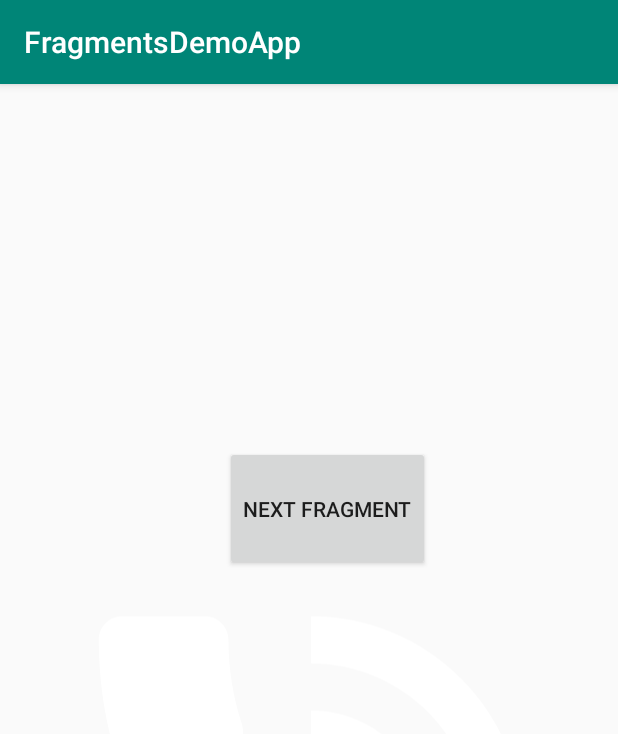
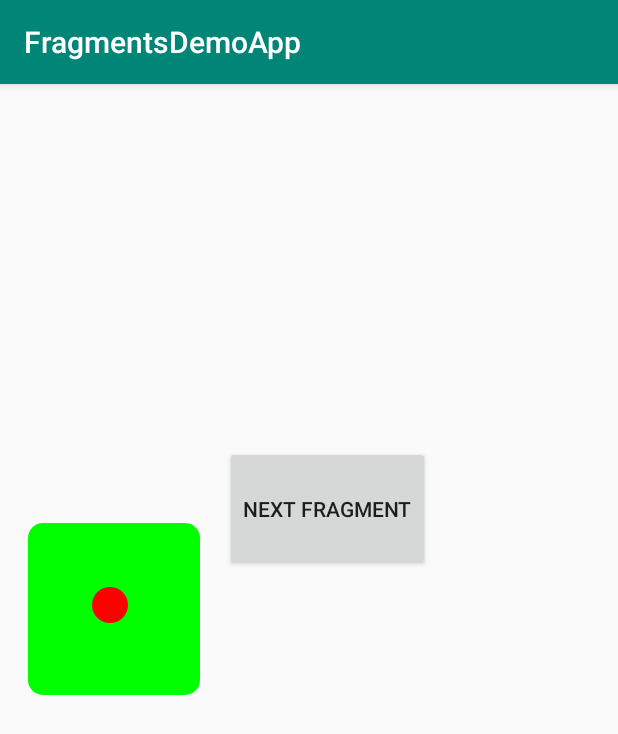
Before and after one commit to gmspasov/FragmentsDemoApp, an Android app: the screen it shows after launch (MainActivity), after a tap on "NEXT FRAGMENT", on a phone screen of 412 x 824 dp. Shown: the top 734 px of the screen. Run offline under Robolectric (Android 15) with nearby library versions, the phone set to English and light mode, and no system bars.

Commit message:
commit with image view dice

```diff
--- /dev/null
+++ b/app/src/main/java/com/example/fragmentsdemoapp/DiceView.java
@@ -0,0 +1,170 @@
+package com.example.fragmentsdemoapp;
+
+import android.content.Context;
+import android.graphics.Canvas;
+import android.graphics.Color;
+import android.graphics.Paint;
+import android.graphics.RectF;
+import android.util.AttributeSet;
+import android.util.Log;
+import android.view.View;
+
+import androidx.annotation.Nullable;
+
+import java.util.Random;
+
+
+    public class DiceView extends View {
+
+        public RectF rect = new RectF(0, 0, 0, 0);
+        public static final int DICE_SIDES = 6;
+        public static float DICE_CIRCLE_RADIUS = 0;
+        public static int[] RECT_COORDS = {-6, -6, -6, -6};
+        public int randomInt = 1;
+        public int DICE_DOT_BOTTOM_Y = -6;
+        public int DICE_DOT_RIGHT_X = -6;
+        public int DICE_DOT_LEFT_X = -6;
+        public int DICE_DOT_TOP_Y = -6;
+        public int DICE_DOT_CENTER_X = -6;
+        public int DICE_DOT_CENTER_Y = -6;
+        public int DICE_DOT_LEFT_CENTER_X = -6;
+        public int DICE_DOT_RIGHT_CENTER_X = -6;
+        public int DICE_RECT_OVAL_X = -6;
+        public int DICE_RECT_OVAL_Y = -6;
+
+
+        Paint paint = new Paint();
+
+        public DiceView(Context context) {
+            this(context, null);
+        }
+
+        public DiceView(Context context, @Nullable AttributeSet attrs) {
+            this(context, attrs, 0);
+        }
+
+        public DiceView(Context context, @Nullable AttributeSet attrs, int defStyleAttr) {
+            super(context, attrs, defStyleAttr);
+        }
+
+
+        private void rolldice() {
+            Random rnd = new Random();
+            randomInt = rnd.nextInt(DICE_SIDES) + 1;
+        }
+
+        @Override
+        public boolean performClick() {
+            rolldice();
+            invalidate();
+            return super.performClick();
+        }
+
+
+        protected void onDraw(Canvas canvas) {
+            super.onDraw(canvas);
+            paint.setColor(Color.GREEN);
+
+            if (RECT_COORDS[0] == -6) {
+                RECT_COORDS[0] = (int) getContext().getResources().getDimension(R.dimen.dice_rect_left);
+            }
+            if (RECT_COORDS[1] == -6) {
+                RECT_COORDS[1] = (int) getContext().getResources().getDimension(R.dimen.dice_rect_top);
+            }
+            if (RECT_COORDS[2] == -6) {
+                RECT_COORDS[2] = (int) getContext().getResources().getDimension(R.dimen.dice_rect_right);
+            }
+            if (RECT_COORDS[3] == -6) {
+                RECT_COORDS[3] = (int) getContext().getResources().getDimension(R.dimen.dice_rect_bottom);
+            }
+            rect.set(RECT_COORDS[0], RECT_COORDS[1], RECT_COORDS[2], RECT_COORDS[3]);
+            if (DICE_CIRCLE_RADIUS == 0) {
+                DICE_CIRCLE_RADIUS = getContext().getResources().getDimension(R.dimen.dice_circle_radius);
+            }
+
+            if (DICE_DOT_CENTER_X == -6) {
+                DICE_DOT_CENTER_X = (int) getContext().getResources().getDimension(R.dimen.dice_dot_center_x);
+            }
+
+            if (DICE_DOT_CENTER_Y == -6) {
+                DICE_DOT_CENTER_Y = (int) getContext().getResources().getDimension(R.dimen.dice_dot_center_y);
+            }
+
+            if (DICE_DOT_LEFT_CENTER_X == -6) {
+                DICE_DOT_LEFT_CENTER_X = (int) getContext().getResources().getDimension(R.dimen.dice_dot_left_center_x);
+            }
+
+            if (DICE_DOT_RIGHT_CENTER_X == -6) {
+                DICE_DOT_RIGHT_CENTER_X = (int) getContext().getResources().getDimension(R.dimen.dice_dot_right_center_x);
+            }
+
+            if (DICE_DOT_LEFT_X == -6) {
+                DICE_DOT_LEFT_X = (int) getContext().getResources().getDimension(R.dimen.dice_dot_left_x);
+            }
+
+            if (DICE_DOT_RIGHT_X == -6) {
+                DICE_DOT_RIGHT_X = (int) getContext().getResources().getDimension(R.dimen.dice_dot_right_x);
+            }
+
+            if (DICE_DOT_TOP_Y == -6) {
+                DICE_DOT_TOP_Y = (int) getContext().getResources().getDimension(R.dimen.dice_dot_top_y);
+            }
+
+            if (DICE_DOT_BOTTOM_Y == -6) {
+                DICE_DOT_BOTTOM_Y = (int) getContext().getResources().getDimension(R.dimen.dice_dot_bottom_y);
+            }
+
+            if (DICE_RECT_OVAL_X == -6) {
+                DICE_RECT_OVAL_X = (int) getContext().getResources().getDimension(R.dimen.dice_rect_oval_x);
+            }
+
+            if (DICE_RECT_OVAL_Y == -6) {
+                DICE_RECT_OVAL_Y = (int) getContext().getResources().getDimension(R.dimen.dice_rect_oval_y);
+            }
+
+            canvas.drawRoundRect(rect, DICE_RECT_OVAL_X, DICE_RECT_OVAL_Y, paint);
+
+            paint.setColor(Color.RED);
+            switch (randomInt) {
+
+                case 1:
+                    canvas.drawCircle(DICE_DOT_CENTER_X, DICE_DOT_CENTER_Y, DICE_CIRCLE_RADIUS, paint);
+                    break;
+
+                case 2:
+                    canvas.drawCircle(DICE_DOT_LEFT_CENTER_X, DICE_DOT_CENTER_Y, DICE_CIRCLE_RADIUS, paint);
+                    canvas.drawCircle(DICE_DOT_RIGHT_CENTER_X, DICE_DOT_CENTER_Y, DICE_CIRCLE_RADIUS, paint);
+                    break;
+
+                case 3:
+                    canvas.drawCircle(DICE_DOT_LEFT_X, DICE_DOT_TOP_Y, DICE_CIRCLE_RADIUS, paint);
+                    canvas.drawCircle(DICE_DOT_CENTER_X, DICE_DOT_CENTER_Y, DICE_CIRCLE_RADIUS, paint);
+                    canvas.drawCircle(DICE_DOT_RIGHT_X, DICE_DOT_BOTTOM_Y, DICE_CIRCLE_RADIUS, paint);
+                    break;
+
+                case 4:
+                    canvas.drawCircle(DICE_DOT_LEFT_X, DICE_DOT_TOP_Y, DICE_CIRCLE_RADIUS, paint);
+                    canvas.drawCircle(DICE_DOT_LEFT_X, DICE_DOT_BOTTOM_Y, DICE_CIRCLE_RADIUS, paint);
+                    canvas.drawCircle(DICE_DOT_RIGHT_X, DICE_DOT_TOP_Y, DICE_CIRCLE_RADIUS, paint);
+                    canvas.drawCircle(DICE_DOT_RIGHT_X, DICE_DOT_BOTTOM_Y, DICE_CIRCLE_RADIUS, paint);
+                    break;
+
+                case 5:
+                    canvas.drawCircle(DICE_DOT_LEFT_X, DICE_DOT_TOP_Y, DICE_CIRCLE_RADIUS, paint);
+                    canvas.drawCircle(DICE_DOT_CENTER_X, DICE_DOT_CENTER_Y, DICE_CIRCLE_RADIUS, paint);
+                    canvas.drawCircle(DICE_DOT_RIGHT_X, DICE_DOT_BOTTOM_Y, DICE_CIRCLE_RADIUS, paint);
+                    canvas.drawCircle(DICE_DOT_LEFT_X, DICE_DOT_BOTTOM_Y, DICE_CIRCLE_RADIUS, paint);
+                    canvas.drawCircle(DICE_DOT_RIGHT_X, DICE_DOT_TOP_Y, DICE_CIRCLE_RADIUS, paint);
+                    break;
+
+                case 6:
+                    canvas.drawCircle(DICE_DOT_LEFT_X, DICE_DOT_TOP_Y, DICE_CIRCLE_RADIUS, paint);
+                    canvas.drawCircle(DICE_DOT_LEFT_X, DICE_DOT_CENTER_Y, DICE_CIRCLE_RADIUS, paint);
+                    canvas.drawCircle(DICE_DOT_LEFT_X, DICE_DOT_BOTTOM_Y, DICE_CIRCLE_RADIUS, paint);
+                    canvas.drawCircle(DICE_DOT_RIGHT_X, DICE_DOT_TOP_Y, DICE_CIRCLE_RADIUS, paint);
+                    canvas.drawCircle(DICE_DOT_RIGHT_X, DICE_DOT_CENTER_Y, DICE_CIRCLE_RADIUS, paint);
+                    canvas.drawCircle(DICE_DOT_RIGHT_X, DICE_DOT_BOTTOM_Y, DICE_CIRCLE_RADIUS, paint);
+                    break;
+            }
+        }
+    }
--- a/app/src/main/res/layout/fragment_small_screen_fragment_with_speaker.xml
+++ b/app/src/main/res/layout/fragment_small_screen_fragment_with_speaker.xml
@@ -7,14 +7,15 @@
     tools:context=".SmallScreenWithSpeakerFragment">
 
 
-    <ImageView
-        android:id="@+id/image_view_speakerphone"
+    <com.example.fragmentsdemoapp.DiceView
+        android:id="@+id/first_dice"
         android:layout_width="match_parent"
         android:layout_height="match_parent"
-        android:src="@android:drawable/stat_sys_speakerphone"
         app:layout_constraintBottom_toBottomOf="parent"
         app:layout_constraintHorizontal_bias="0.046"
         app:layout_constraintLeft_toLeftOf="parent"
+        android:clickable="true"
+        android:focusable="true"
         app:layout_constraintRight_toRightOf="parent"
         app:layout_constraintTop_toTopOf="parent"
         app:layout_constraintVertical_bias="0.213"
--- /dev/null
+++ b/app/src/main/res/values/dimensForDrawingTheDice.xml
@@ -0,0 +1,18 @@
+<?xml version="1.0" encoding="utf-8"?>
+<resources>
+    <dimen name="dice_circle_radius">12dp</dimen>
+    <dimen name="dice_rect_left">0dp</dimen>
+    <dimen name="dice_rect_top">0dp</dimen>
+    <dimen name="dice_rect_right">115dp</dimen>
+    <dimen name="dice_rect_bottom">115dp</dimen>
+    <dimen name="dice_dot_center_y">55dp</dimen>
+    <dimen name="dice_dot_center_x">55dp</dimen>
+    <dimen name="dice_dot_left_center_x">40dp</dimen>
+    <dimen name="dice_dot_right_center_x">70dp</dimen>
+    <dimen name="dice_dot_top_y">25dp</dimen>
+    <dimen name="dice_dot_bottom_y">85dp</dimen>
+    <dimen name="dice_dot_left_x">25dp</dimen>
+    <dimen name="dice_dot_right_x">85dp</dimen>
+    <dimen name="dice_rect_oval_x">10dp</dimen>
+    <dimen name="dice_rect_oval_y">10dp</dimen>
+</resources>
```
Also changed, not shown: app/src/main/java/com/example/fragmentsdemoapp/BigScreenFragment.java (deleted, +0 -111 lines), app/src/main/java/com/example/fragmentsdemoapp/DiceImageView.java (added, +80 -0 lines), app/src/main/res/layout/fragment_big_screen.xml (deleted, +0 -37 lines), app/src/main/res/layout/fragment_small_screen_fragment_with_phone.xml (+9 -11 lines), app/src/main/res/drawable/dice1.png (added), app/src/main/res/drawable/dice2.png (added), app/src/main/res/drawable/dice3.png (added), app/src/main/res/drawable/dice4.png (added), app/src/main/res/drawable/dice5.png (added), app/src/main/res/drawable/dice6.png (added), 1 other file.
